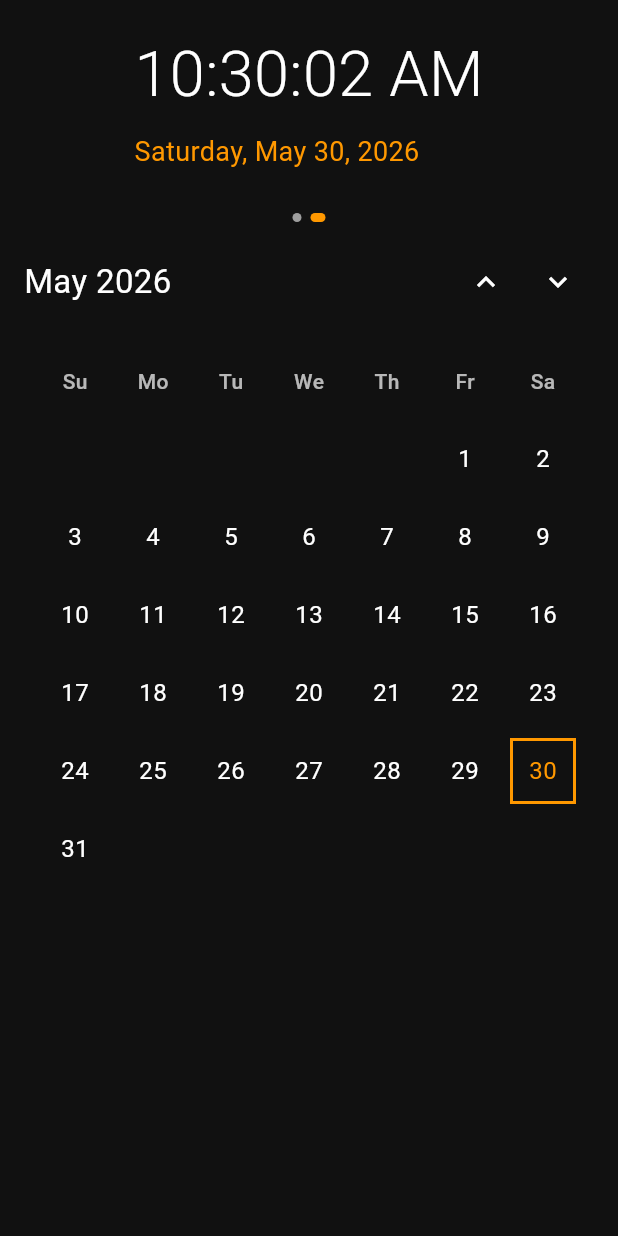
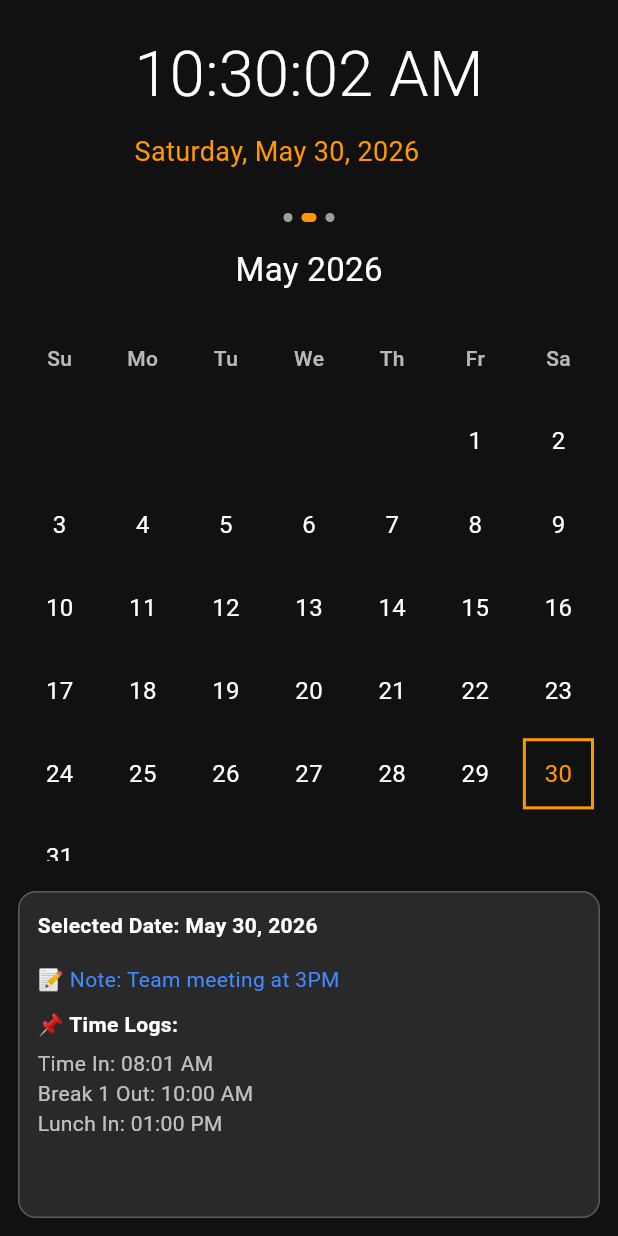
Before and after one commit to ferdyasino/attendance-payroll-app, a Flutter app: the MyAttendanceScreen screen opened directly, swiped to page 2, on a phone screen of 412 x 824 dp. Run offline on Flutter 3.47's test engine with Material 3 defaults, Android fonts, the phone set to English and light mode, and no system bars; our stand-ins replace flutter_dotenv, shared_preferences; accounts and stored records are empty; network calls fail.

Commit message:
admin dashboard and footer sections

```diff
--- a/lib/screens/my_attendance_screen.dart
+++ b/lib/screens/my_attendance_screen.dart
@@ -2,6 +2,7 @@ import 'package:flutter/material.dart';
 import '../widgets/header_section.dart';
 import '../widgets/calendar_section.dart';
 import '../widgets/time_logs_section.dart';
+import '../widgets/admin_dashboard_section.dart';
 
 class MyAttendanceScreen extends StatefulWidget {
   const MyAttendanceScreen({super.key});
@@ -33,6 +34,8 @@ class _MyAttendanceScreenState extends State<MyAttendanceScreen> {
                   _dot(0),
                   const SizedBox(width: 6),
                   _dot(1),
+                  const SizedBox(width: 6),
+                  _dot(2),
                 ],
               ),
             ),
@@ -49,6 +52,7 @@ class _MyAttendanceScreenState extends State<MyAttendanceScreen> {
                 children: const [
                   TimeLogsSection(),
                   CalendarSection(),
+                  AdminDashboardSection(),
                 ],
               ),
             ),
--- a/lib/widgets/calendar_section.dart
+++ b/lib/widgets/calendar_section.dart
@@ -12,29 +12,61 @@ class _CalendarSectionState extends State<CalendarSection> {
   DateTime focusedMonth = DateTime.now();
   DateTime selectedDate = DateTime.now();
 
+  // MOCK DATA (replace with backend later)
+  final Map<String, List<String>> mockLogs = {
+    "2026-05-30": [
+      "Time In: 08:01 AM",
+      "Break 1 Out: 10:00 AM",
+      "Lunch In: 01:00 PM",
+    ]
+  };
+
+  final Map<String, String> mockNotes = {
+    "2026-05-30": "Team meeting at 3PM",
+  };
+
+  final Map<String, String> mockHolidays = {
+    "2026-05-25": "National Holiday",
+  };
+
   @override
   Widget build(BuildContext context) {
     return SizedBox.expand(
       child: Column(
         children: [
           _buildMonthHeader(),
+
+          // =====================
+          // CALENDAR
+          // =====================
           Expanded(
+            flex: 3,
             child: Padding(
               padding: const EdgeInsets.symmetric(horizontal: 12),
               child: _buildCalendar(),
             ),
+          ),
+
+          const SizedBox(height: 8),
+
+          // =====================
+          // BOTTOM PANEL
+          // =====================
+          Expanded(
+            flex: 2,
+            child: _buildInfoPanel(),
           ),
         ],
       ),
     );
   }
 
+  // =====================
+  // HEADER
+  // =====================
   Widget _buildMonthHeader() {
     return Padding(
       padding: const EdgeInsets.all(16),
-      child: Row(
-        children: [
-          Expanded(
       child: Text(
         DateFormat('MMMM yyyy').format(focusedMonth),
         style: const TextStyle(
@@ -42,62 +74,23 @@ class _CalendarSectionState extends State<CalendarSection> {
           fontSize: 22,
         ),
       ),
-          ),
-          IconButton(
-            onPressed: () {
-              setState(() {
-                focusedMonth = DateTime(
-                  focusedMonth.year,
-                  focusedMonth.month - 1,
-                );
-              });
-            },
-            icon: const Icon(
-              Icons.keyboard_arrow_up,
-              color: Colors.white,
-            ),
-          ),
-          IconButton(
-            onPressed: () {
-              setState(() {
-                focusedMonth = DateTime(
-                  focusedMonth.year,
-                  focusedMonth.month + 1,
-                );
-              });
-            },
-            icon: const Icon(
-              Icons.keyboard_arrow_down,
-              color: Colors.white,
-            ),
-          ),
-        ],
-      ),
     );
   }
 
+  // =====================
+  // CALENDAR
+  // =====================
   Widget _buildCalendar() {
     final firstDayOfMonth = DateTime(focusedMonth.year, focusedMonth.month, 1);
 
     final daysInMonth =
         DateTime(focusedMonth.year, focusedMonth.month + 1, 0).day;
 
-    int startWeekday = firstDayOfMonth.weekday;
-
-    // Sunday = 0
-    startWeekday = startWeekday % 7;
+    int startWeekday = firstDayOfMonth.weekday % 7;
 
     final List<Widget> cells = [];
 
-    const weekdays = [
-      'Su',
-      'Mo',
-      'Tu',
-      'We',
-      'Th',
-      'Fr',
-      'Sa',
-    ];
+    const weekdays = ['Su', 'Mo', 'Tu', 'We', 'Th', 'Fr', 'Sa'];
 
     for (final day in weekdays) {
       cells.add(
@@ -159,9 +152,7 @@ class _CalendarSectionState extends State<CalendarSection> {
       );
     }
 
-    return Padding(
-        padding: const EdgeInsets.symmetric(horizontal: 12),
-        child: GridView.builder(
+    return GridView.builder(
       physics: const NeverScrollableScrollPhysics(),
       itemCount: cells.length,
       gridDelegate: const SliverGridDelegateWithFixedCrossAxisCount(
@@ -169,6 +160,89 @@ class _CalendarSectionState extends State<CalendarSection> {
         childAspectRatio: 1.0,
       ),
       itemBuilder: (context, index) => cells[index],
-        ));
+    );
+  }
+
+  // =====================
+  // BOTTOM INFO PANEL
+  // =====================
+  Widget _buildInfoPanel() {
+    final key = DateFormat('yyyy-MM-dd').format(selectedDate);
+
+    final logs = mockLogs[key] ?? [];
+    final note = mockNotes[key];
+    final holiday = mockHolidays[key];
+
+    return Container(
+      margin: const EdgeInsets.all(12),
+      padding: const EdgeInsets.all(12),
+      decoration: BoxDecoration(
+        color: Colors.white10,
+        borderRadius: BorderRadius.circular(12),
+        border: Border.all(color: Colors.white24),
+      ),
+      child: Column(
+        crossAxisAlignment: CrossAxisAlignment.start,
+        children: [
+          Text(
+            "Selected Date: ${DateFormat('MMM dd, yyyy').format(selectedDate)}",
+            style: const TextStyle(
+              color: Colors.white,
+              fontWeight: FontWeight.bold,
+            ),
+          ),
+
+          const SizedBox(height: 10),
+
+          // HOLIDAY
+          if (holiday != null)
+            Text(
+              "🎉 Holiday: $holiday",
+              style: const TextStyle(color: Colors.orange),
+            ),
+
+          const SizedBox(height: 6),
+
+          // NOTES
+          if (note != null)
+            Text(
+              "📝 Note: $note",
+              style: const TextStyle(color: Colors.blueAccent),
+            ),
+
+          const SizedBox(height: 10),
+
+          // LOGS
+          const Text(
+            "📌 Time Logs:",
+            style: TextStyle(
+              color: Colors.white,
+              fontWeight: FontWeight.bold,
+            ),
+          ),
+
+          const SizedBox(height: 6),
+
+          Expanded(
+            child: logs.isEmpty
+                ? const Center(
+                    child: Text(
+                      "No logs for this date",
+                      style: TextStyle(color: Colors.white54),
+                    ),
+                  )
+                : ListView.builder(
+                    itemCount: logs.length,
+                    itemBuilder: (context, index) {
+                      return Text(
+                        logs[index],
+                        style: const TextStyle(color: Colors.white70),
+                      );
+                    },
+                  ),
+          ),
+        ],
+      ),
+    );
   }
 }
```
Also changed, not shown: lib/widgets/admin_dashboard_section.dart (added, +103 -0 lines), lib/widgets/time_logs_section.dart (+52 -0 lines). Lines whose indentation alone changed are shown as unchanged.
